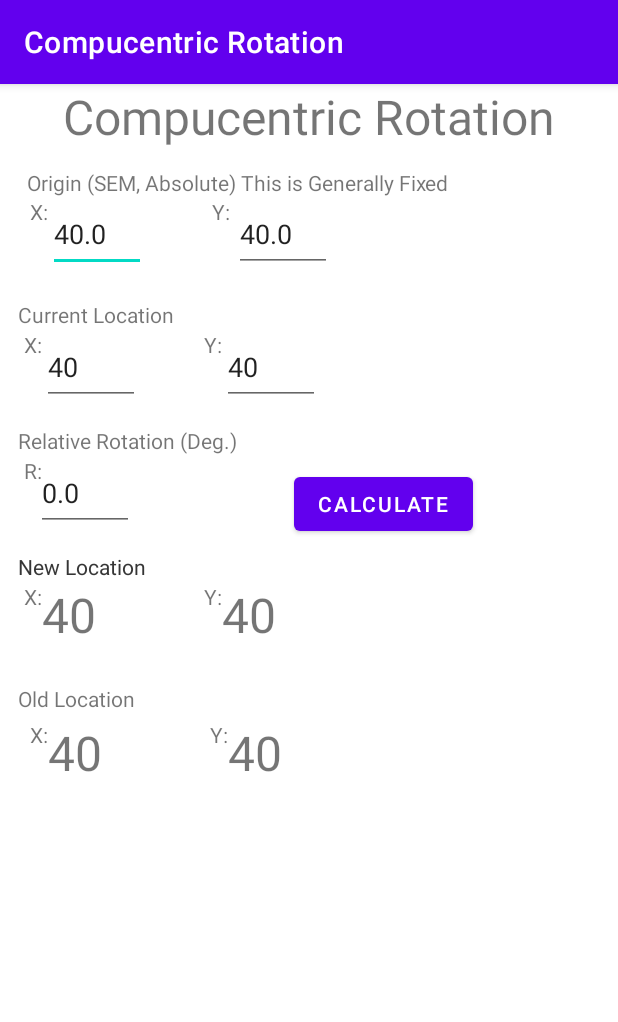
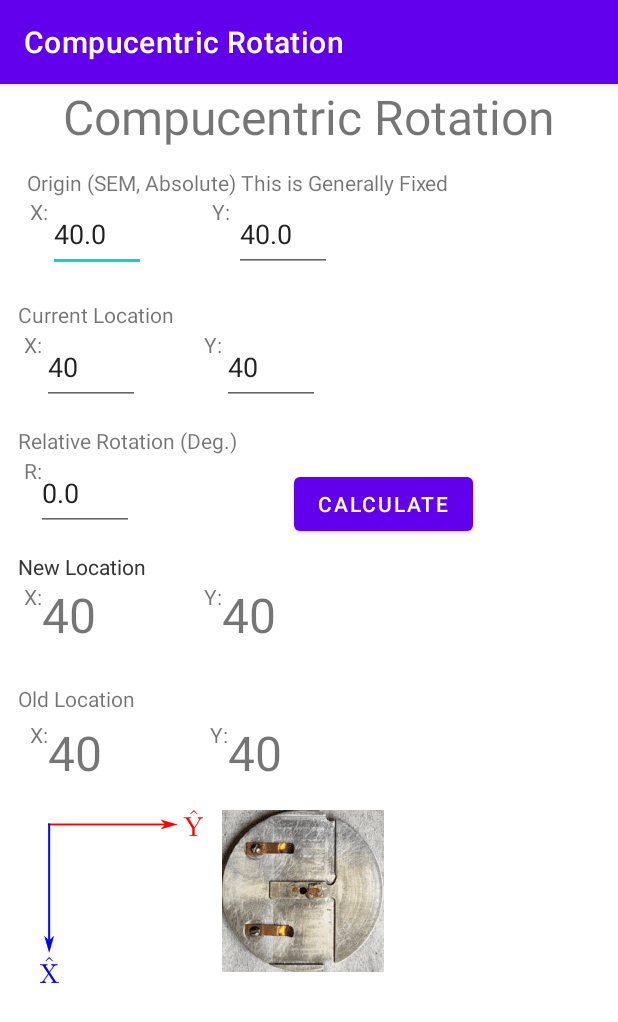
Before and after one commit to Tristan-Anderson/CompucentricRotation, an Android app: the screen it shows after launch (MainActivity), after a tap on "CALCULATE", on a phone screen of 412 x 824 dp. Shown: the top 1022 px of the screen. Run offline under Robolectric (Android 15) with nearby library versions, the phone set to English and light mode, and no system bars.

Commit message:
Added an SEM-absolute-stage unit vectors, and one spinny image.

```diff
--- a/app/src/main/java/com/example/myapplication/MainActivity.kt
+++ b/app/src/main/java/com/example/myapplication/MainActivity.kt
@@ -1,11 +1,13 @@
 package com.example.myapplication
 
 //import android.R
+import android.media.Image
 import android.os.Bundle
 import android.util.Log
 import android.view.View
 import android.widget.Button
 import android.widget.EditText
+import android.widget.ImageView
 import android.widget.TextView
 import androidx.appcompat.app.AppCompatActivity
 import kotlin.math.PI
@@ -27,6 +29,7 @@ class MainActivity : AppCompatActivity() {
             val NewY : TextView = findViewById(R.id.NewY)
             val oX1 : TextView = findViewById(R.id.oldX)
             val oY1 : TextView = findViewById(R.id.oldY)
+            val img : ImageView = findViewById(R.id.imageView)
 
             // Do something in response to button click
             val X : EditText = findViewById(R.id.OriginX)
@@ -42,6 +45,7 @@ class MainActivity : AppCompatActivity() {
             val x1 : Float = X1.text.toString().toFloat()
             val y1 : Float = Y1.text.toString().toFloat()
             val t : Float = T.text.toString().toFloat()
+            val irot : Float = img.rotation.toString().toFloat()
             val origin = arrayOf<Float>(ox1, oy1)
             Log.i("DEBUG", origin[0].toString())
             Log.i("DEBUG", origin[1].toString())
@@ -71,6 +75,7 @@ class MainActivity : AppCompatActivity() {
 
             oX1.setText(DecimalFormat("#.##").format(absv[0]).toString())
             oY1.setText(DecimalFormat("#.##").format(absv[1]).toString())
+            img.setRotation(irot+t)
         }
 
     }
--- a/app/src/main/res/layout/activity_main.xml
+++ b/app/src/main/res/layout/activity_main.xml
@@ -5,6 +5,7 @@
     android:layout_width="match_parent"
     android:layout_height="match_parent"
     tools:context=".MainActivity">
+
 
     <TextView
         android:id="@+id/textView"
@@ -162,7 +163,7 @@
         android:layout_marginStart="24dp"
         android:layout_marginTop="248dp"
         android:ems="10"
-        android:inputType="numberDecimal"
+        android:inputType="numberSigned|numberDecimal"
         android:text="0.0"
         app:layout_constraintStart_toStartOf="parent"
         app:layout_constraintTop_toTopOf="parent" />
@@ -297,11 +298,27 @@
         android:textSize="32dp"
         app:layout_constraintEnd_toEndOf="parent"
         app:layout_constraintStart_toStartOf="parent"
-        app:layout_constraintTop_toTopOf="parent" /><![CDATA[
+        app:layout_constraintTop_toTopOf="parent" />
 
+    <ImageView
+        android:id="@+id/imageView"
+        android:layout_width="wrap_content"
+        android:layout_height="wrap_content"
+        android:layout_marginStart="148dp"
+        android:layout_marginTop="484dp"
+        android:rotation="0"
+        app:layout_constraintStart_toStartOf="parent"
+        app:layout_constraintTop_toTopOf="parent"
+        app:srcCompat="@mipmap/ic_launcher_foreground" />
 
+    <ImageView
+        android:id="@+id/imageView4"
+        android:layout_width="114dp"
+        android:layout_height="115dp"
+        android:layout_marginStart="24dp"
+        android:layout_marginTop="484dp"
+        app:layout_constraintStart_toStartOf="parent"
+        app:layout_constraintTop_toTopOf="parent"
+        app:srcCompat="@drawable/coords" />
 
-    />
-
-]]>
 </androidx.constraintlayout.widget.ConstraintLayout>
--- /dev/null
+++ b/app/src/main/res/menu/my_options_menu.xml
@@ -0,0 +1,6 @@
+<?xml version="1.0" encoding="utf-8"?>
+<menu xmlns:android="http://schemas.android.com/apk/res/android">
+    <item android:id="@+id/InterestingPoints"
+
+    android:title="Interesting Points" />
+</menu>
```
Also changed, not shown: app/src/main/res/drawable/coords.png (added), 1 other file.
